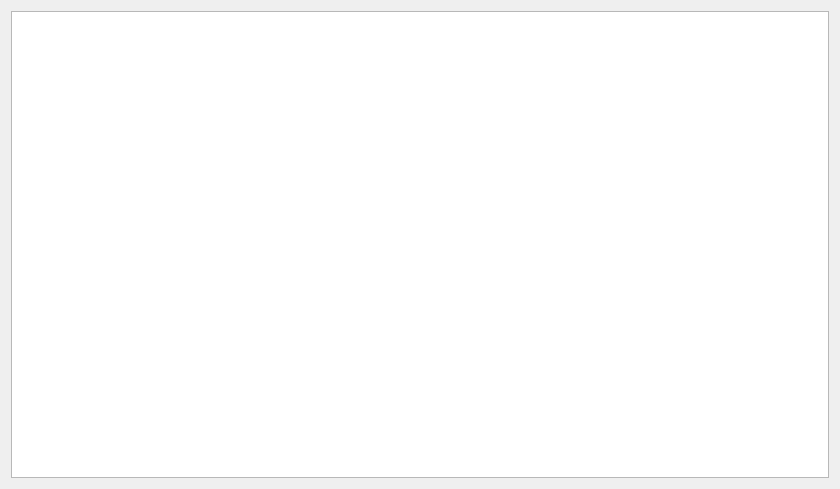
Old version of the form searchResult.ui in the repository pisarew/nurburgring.
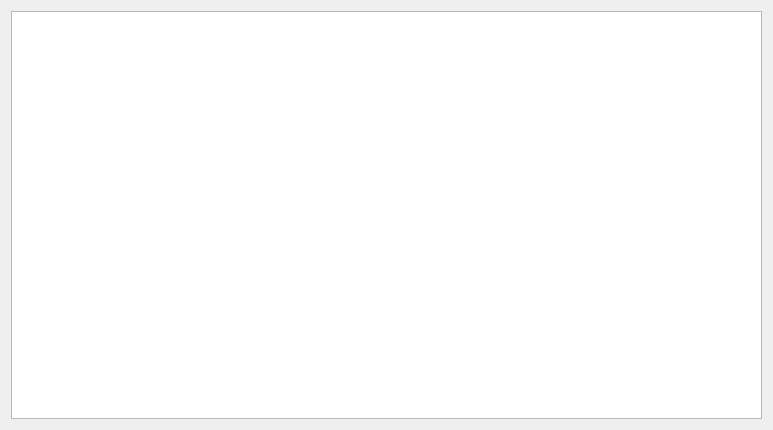
New version of the form.

Patch:
```diff
--- a/searchResult.ui
+++ b/searchResult.ui
@@ -6,8 +6,8 @@
    <rect>
     <x>0</x>
     <y>0</y>
-    <width>840</width>
-    <height>489</height>
+    <width>773</width>
+    <height>430</height>
    </rect>
   </property>
   <property name="windowTitle">
@@ -18,7 +18,7 @@
     <widget class="QTableWidget" name="tableWidget">
      <property name="font">
       <font>
-       <pointsize>9</pointsize>
+       <pointsize>10</pointsize>
       </font>
      </property>
     </widget>
```
